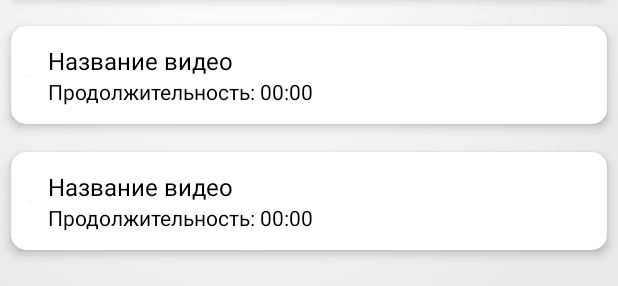
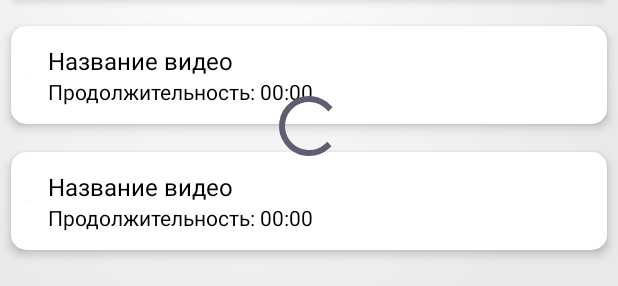
Before and after one commit to Dmitriy-10SA/MyVideos, an Android app: the layout activity_main.xml on its own in the app's theme, with its tools: preview values and no code run, on a phone screen of 412 x 824 dp. Shown: the part 492-778 px from the top of the screen. Run offline under Robolectric (Android 15) with nearby library versions, the phone set to English and light mode, and no system bars.

Commit message:
Add DTO objects

```diff
--- a/app/src/main/res/layout/activity_main.xml
+++ b/app/src/main/res/layout/activity_main.xml
@@ -1,12 +1,17 @@
 <?xml version="1.0" encoding="utf-8"?>
-<androidx.swiperefreshlayout.widget.SwipeRefreshLayout xmlns:android="http://schemas.android.com/apk/res/android"
+<androidx.constraintlayout.widget.ConstraintLayout xmlns:android="http://schemas.android.com/apk/res/android"
     xmlns:app="http://schemas.android.com/apk/res-auto"
     xmlns:tools="http://schemas.android.com/tools"
-    android:id="@+id/swipeRefreshLayoutVideosMain"
+    android:id="@+id/main"
     android:layout_width="match_parent"
     android:layout_height="match_parent"
     android:background="@drawable/app_background"
     tools:context=".presentation.MainActivity">
+
+    <androidx.swiperefreshlayout.widget.SwipeRefreshLayout
+        android:id="@+id/swipeRefreshLayoutVideos"
+        android:layout_width="match_parent"
+        android:layout_height="match_parent">
 
         <androidx.recyclerview.widget.RecyclerView
             android:id="@+id/recyclerViewVideos"
@@ -15,5 +20,15 @@
             app:layoutManager="androidx.recyclerview.widget.LinearLayoutManager"
             tools:itemCount="8"
             tools:listitem="@layout/video_item" />
+    </androidx.swiperefreshlayout.widget.SwipeRefreshLayout>
 
-</androidx.swiperefreshlayout.widget.SwipeRefreshLayout>
+    <ProgressBar
+        android:id="@+id/progressBarVideos"
+        android:layout_width="wrap_content"
+        android:layout_height="wrap_content"
+        app:layout_constraintBottom_toBottomOf="parent"
+        app:layout_constraintEnd_toEndOf="parent"
+        app:layout_constraintStart_toStartOf="parent"
+        app:layout_constraintTop_toTopOf="parent" />
+
+</androidx.constraintlayout.widget.ConstraintLayout>
```
Also changed, not shown: app/src/main/java/com/andef/myvideos/data/network/dto/video/VideoDTO.kt (added, +8 -0 lines), app/src/main/java/com/andef/myvideos/data/network/dto/video/VideoDurationDTO.kt (added, +8 -0 lines), app/src/main/java/com/andef/myvideos/data/network/dto/video/VideoInfoDTO.kt (added, +10 -0 lines), app/src/main/java/com/andef/myvideos/data/network/dto/video/VideoItemDTO.kt (added, +13 -0 lines), app/src/main/java/com/andef/myvideos/data/network/dto/video/VideoThumbnailsDTO.kt (added, +9 -0 lines), app/src/main/java/com/andef/myvideos/data/network/dto/video/VideoUrlDTO.kt (added, +9 -0 lines), app/src/main/java/com/andef/myvideos/data/network/dto/videolist/VideoIdHolderDTO.kt (added, +9 -0 lines), app/src/main/java/com/andef/myvideos/data/network/dto/videolist/VideoItemHolderDTO.kt (added, +9 -0 lines), app/src/main/java/com/andef/myvideos/data/network/dto/videolist/VideoItemListHolderDTO.kt (added, +11 -0 lines), app/src/main/java/com/andef/myvideos/domain/entities/Video.kt (added, +8 -0 lines), app/src/main/java/com/andef/myvideos/domain/entities/VideoList.kt (added, +9 -0 lines). Lines whose indentation alone changed are shown as unchanged.
